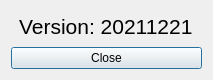
The window that versiondialog.ui (qlands/cleaned-desktop) describes before a commit, drawn with Qt 5.
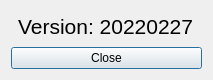
The same window after the commit.

Diff of the .ui file:
```diff
--- a/versiondialog.ui
+++ b/versiondialog.ui
@@ -37,7 +37,7 @@
         </font>
        </property>
        <property name="text">
-        <string>Version: 20211221</string>
+        <string>Version: 20220227</string>
        </property>
       </widget>
      </item>
```
